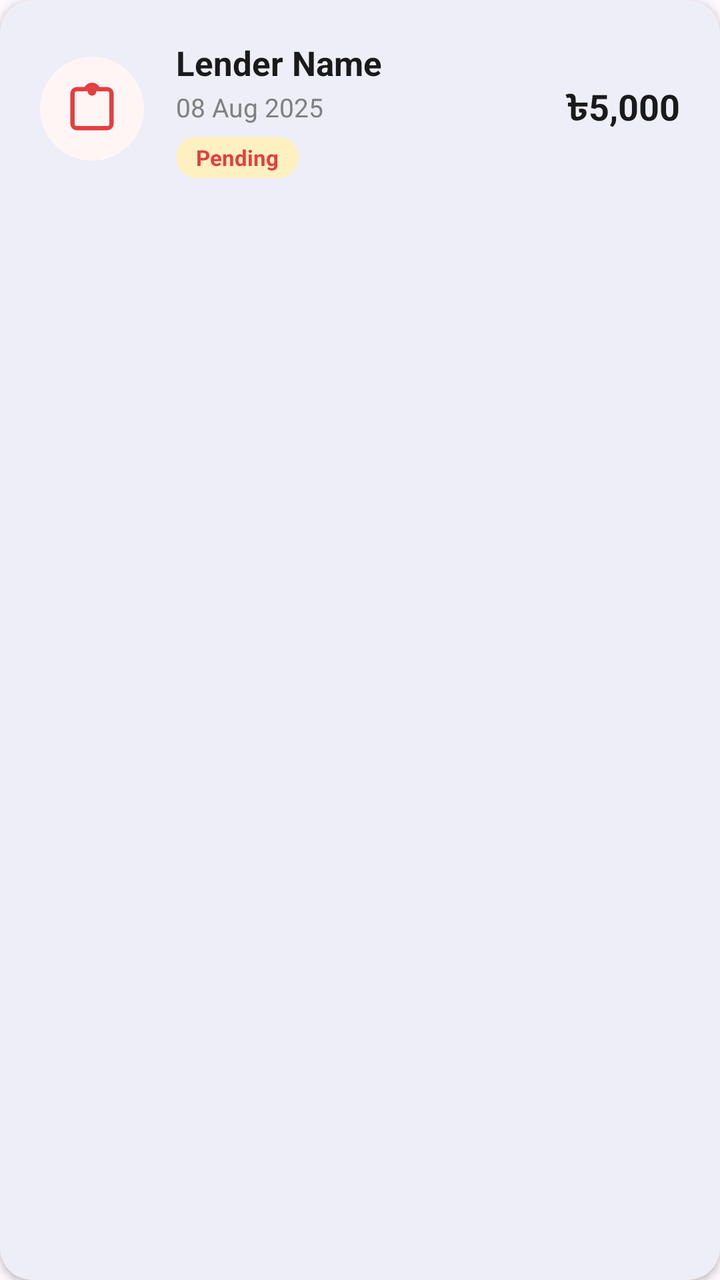
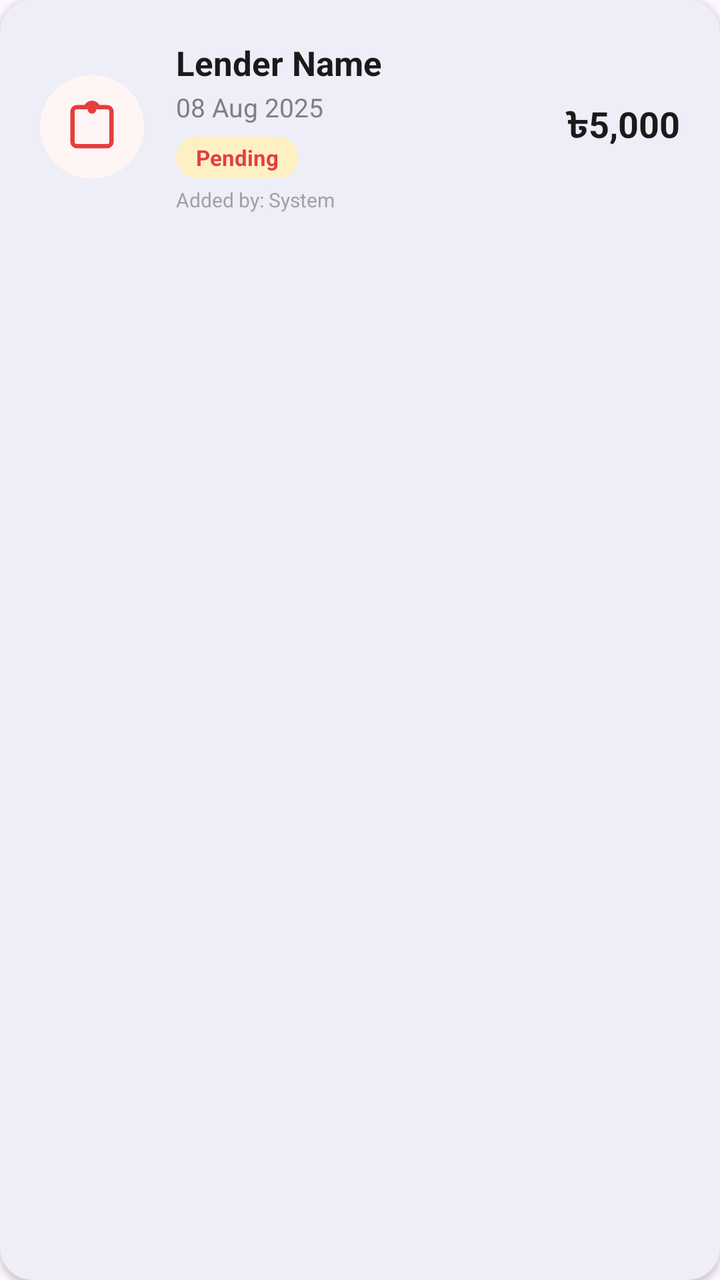

Compare the two renders of this Android layout. The source of the first and the diff that turns it into the second are given below.
<!-- AndroidManifest.xml: application theme Theme.MessManagement -->
<!-- res/layout/item_loan_card.xml -->
<?xml version="1.0" encoding="utf-8"?>
<com.google.android.material.card.MaterialCardView xmlns:android="http://schemas.android.com/apk/res/android"
    xmlns:app="http://schemas.android.com/apk/res-auto"
    android:layout_width="match_parent"
    android:layout_height="wrap_content"
    android:layout_marginHorizontal="16dp"
    android:layout_marginVertical="8dp"
    app:cardCornerRadius="16dp"
    app:cardElevation="2dp"
    app:strokeWidth="0dp">

    <LinearLayout
        android:layout_width="match_parent"
        android:layout_height="wrap_content"
        android:orientation="horizontal"
        android:padding="20dp"
        android:gravity="center_vertical">

        <FrameLayout
            android:layout_width="52dp"
            android:layout_height="52dp">
            <View
                android:layout_width="match_parent"
                android:layout_height="match_parent"
                android:background="@drawable/bg_avatar_circle"
                android:backgroundTint="#FFF5F5" />
            <ImageView
                android:id="@+id/ivLoanIcon"
                android:layout_width="26dp"
                android:layout_height="26dp"
                android:layout_gravity="center"
                android:src="@drawable/ic_loans"
                app:tint="#E53E3E" />
        </FrameLayout>

        <LinearLayout
            android:layout_width="0dp"
            android:layout_height="wrap_content"
            android:layout_marginStart="16dp"
            android:layout_weight="1"
            android:orientation="vertical">

            <TextView
                android:id="@+id/tvLenderName"
                android:layout_width="wrap_content"
                android:layout_height="wrap_content"
                android:text="Lender Name"
                android:textColor="@color/text_dark"
                android:textSize="17sp"
                android:textStyle="bold" />

            <TextView
                android:id="@+id/tvLoanDate"
                android:layout_width="wrap_content"
                android:layout_height="wrap_content"
                android:layout_marginTop="2dp"
                android:text="08 Aug 2025"
                android:textColor="@color/text_gray"
                android:textSize="13sp" />

            <TextView
                android:id="@+id/tvLoanStatus"
                android:layout_width="wrap_content"
                android:layout_height="wrap_content"
                android:layout_marginTop="6dp"
                android:background="@drawable/bg_badge_away"
                android:paddingHorizontal="10dp"
                android:paddingVertical="3dp"
                android:text="Pending"
                android:textColor="#E53E3E"
                android:textSize="11sp"
                android:textStyle="bold" />

        </LinearLayout>

        <TextView
            android:id="@+id/tvLoanAmount"
            android:layout_width="wrap_content"
            android:layout_height="wrap_content"
            android:text="৳5,000"
            android:textColor="@color/text_dark"
            android:textSize="18sp"
            android:textStyle="bold" />

    </LinearLayout>

</com.google.android.material.card.MaterialCardView>
<!-- resources referenced by this layout -->
<resources>
  <color name="text_dark">#1a1a1a</color>
  <color name="text_gray">#808080</color>
  <!-- drawable bg_avatar_circle (drawable) -->
  <?xml version="1.0" encoding="utf-8"?>
  <shape xmlns:android="http://schemas.android.com/apk/res/android"
      android:shape="oval">
      <solid android:color="#D8DCE4" />
  </shape>
  <!-- drawable bg_badge_away (drawable) -->
  <?xml version="1.0" encoding="utf-8"?>
  <shape xmlns:android="http://schemas.android.com/apk/res/android"
      android:shape="rectangle">
      <solid android:color="#FFF0C2" />
      <corners android:radius="20dp" />
  </shape>
  <!-- drawable ic_loans (drawable) -->
  <vector xmlns:android="http://schemas.android.com/apk/res/android"
      android:width="24dp"
      android:height="24dp"
      android:viewportWidth="24"
      android:viewportHeight="24">
      <path
          android:strokeColor="#F44336"
          android:strokeWidth="2"
          android:pathData="M19,3h-4.18C14.4,1.84 13.3,1 12,1S9.6,1.84 9.18,3H5C3.9,3 3,3.9 3,5v14c0,1.1 0.9,2 2,2h14c1.1,0 2,-0.9 2,-2V5C21,3.9 20.1,3 19,3z M12,3c0.55,0 1,0.45 1,1s-0.45,1 -1,1s-1,-0.45 -1,-1S11.45,3 12,3z" />
  </vector>
  <style name="Theme.MessManagement" parent="Theme.Material3.Light.NoActionBar">
          
          <item name="colorPrimary">@color/nav_active</item>
          <item name="colorOnPrimary">@color/white</item>
          
          <item name="colorSecondary">@color/bazar_card_end</item>
          <item name="colorOnSecondary">@color/white</item>
          
          <item name="android:statusBarColor">@color/primary_bg</item>
          <item name="android:windowLightStatusBar">true</item>
      </style>
  <color name="nav_active">#1a7a96</color>
  <color name="white">#FFFFFFFF</color>
  <color name="bazar_card_end">#2b8ab0</color>
  <color name="primary_bg">#1a4d63</color>
</resources>

<!-- the commit's change to res/layout/item_loan_card.xml (unified diff, before → after) -->
@@ -71,6 +71,16 @@
                 android:textSize="11sp"
                 android:textStyle="bold" />
 
+            <TextView
+                android:id="@+id/tvAddedBy"
+                android:layout_width="wrap_content"
+                android:layout_height="wrap_content"
+                android:layout_marginTop="4dp"
+                android:text="Added by: System"
+                android:textColor="@color/text_gray"
+                android:textSize="10sp"
+                android:alpha="0.7" />
+
         </LinearLayout>
 
         <TextView
